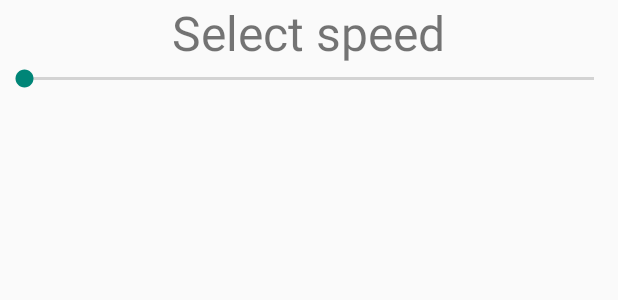
After one commit to peanutwolf/Elegion, an Android app: the layout dlg_speed_choice.xml on its own in the app's theme, with its tools: preview values and no code run, on a phone screen of 412 x 824 dp. The commit adds this screen. Shown: the top 300 px of the screen. Run offline under Robolectric (Android 15) with nearby library versions, the phone set to English and light mode, and no system bars.

Commit message:
[+] added speed selection dialog

```diff
--- a/GrushaHit/app/src/main/java/com/vigursky/grushahit/views/MainGameFragment.java
+++ b/GrushaHit/app/src/main/java/com/vigursky/grushahit/views/MainGameFragment.java
@@ -52,9 +52,6 @@ public class MainGameFragment extends Fragment implements PositionUpdater {
         gameSurface.setHandler(scoreHandler);
 
         scoreView = (TextView) view.findViewById(R.id.txt_score);
-
-        ActionBar actionBar = ((ActionBarActivity) getActivity()).getSupportActionBar();
-        actionBar.hide();
 
         Intent serviceIntent = new Intent(getActivity(), BTService.class);
         serviceIntent.putExtra(BTService.BT_OP_TYPE, BTService.OP_JOYSTICK_READ);
--- /dev/null
+++ b/GrushaHit/app/src/main/res/layout/dlg_speed_choice.xml
@@ -0,0 +1,21 @@
+<?xml version="1.0" encoding="utf-8"?>
+<LinearLayout xmlns:android="http://schemas.android.com/apk/res/android"
+    android:orientation="vertical"
+    android:layout_width="match_parent"
+    android:layout_height="match_parent">
+
+
+    <TextView
+        android:layout_width="wrap_content"
+        android:layout_height="wrap_content"
+        android:text="@string/str_init_speed_txt"
+        android:textSize="32dp"
+        android:id="@+id/txt_init_speed"
+        android:layout_gravity="center_horizontal" />
+
+    <SeekBar
+        android:layout_width="match_parent"
+        android:layout_height="wrap_content"
+        android:id="@+id/seek_init_speed"
+        android:layout_gravity="center_horizontal" />
+</LinearLayout>
--- a/GrushaHit/app/src/main/res/values/strings.xml
+++ b/GrushaHit/app/src/main/res/values/strings.xml
@@ -1,5 +1,6 @@
 <resources>
     <string name="app_name">GrushaHit</string>
     <string name="app_icon">app logo</string>
+    <string name="str_init_speed_txt">Select speed</string>
 
 </resources>
```
Also changed, not shown: GrushaHit/app/src/main/java/com/vigursky/grushahit/views/MainMenuFragment.java (+10 -0 lines), GrushaHit/app/src/main/java/com/vigursky/grushahit/views/dialogs/SpeedSelectionDialog.java (added, +31 -0 lines), GrushaHit/app/src/main/java/com/vigursky/grushahit/models/MainCharacter.java (line endings or trailing spaces).
